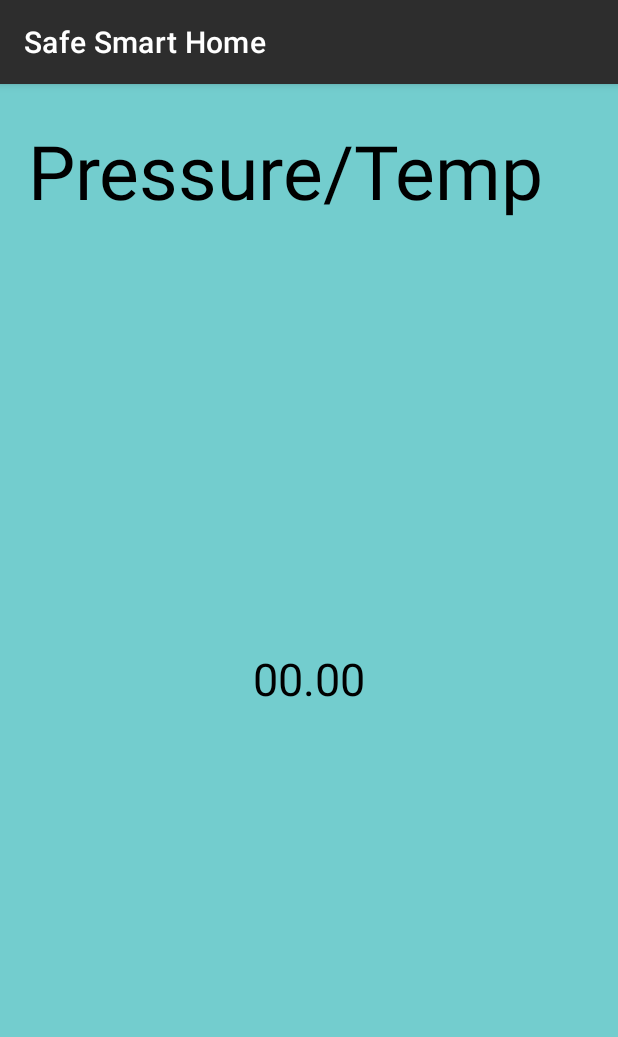
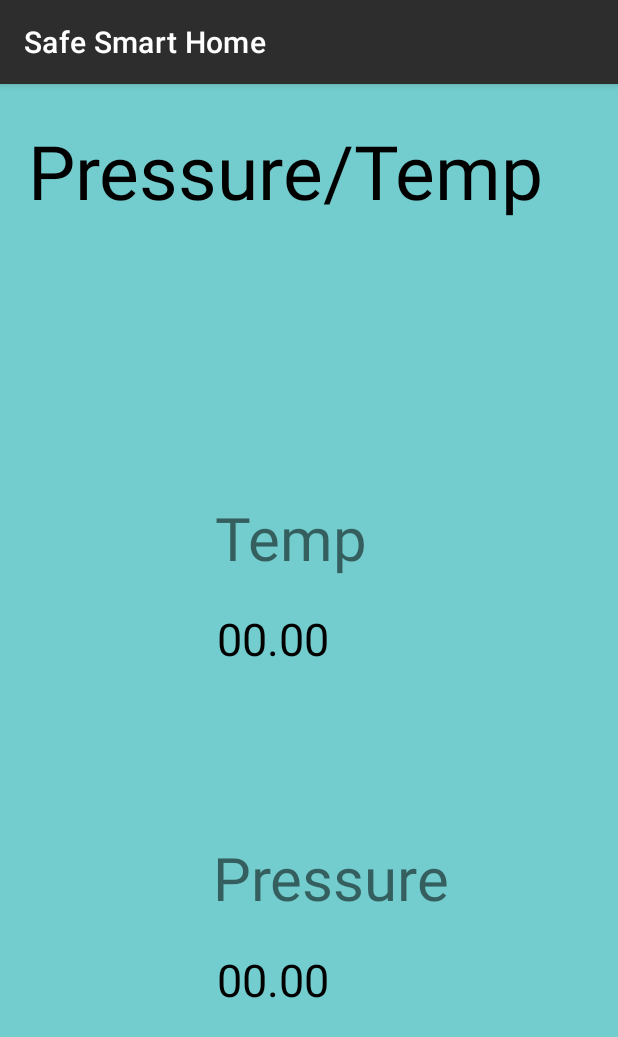
Before and after one commit to ETS-Android5/SAFESMARTHOME, an Android app: the Pressure_Temp screen opened directly, with no data from a screen before it, on a phone screen of 412 x 824 dp. Shown: the top 1037 px of the screen. Run offline under Robolectric (Android 15) with nearby library versions, the phone set to English and light mode, and no system bars; our stand-ins replace Firebase (no records; nobody signed in at launch, a user with empty details on screens opened directly); Roboto replaces fonts that are not available here.

```diff
--- a/SMARTHOME/src/main/java/ca/team/safe/smart/home/it/safe/smart/home/ui/main/Pressure_Temp.java
+++ b/SMARTHOME/src/main/java/ca/team/safe/smart/home/it/safe/smart/home/ui/main/Pressure_Temp.java
@@ -25,21 +25,24 @@ import ca.team.safe.smart.home.it.safe.smart.home.R;
 public class Pressure_Temp  extends AppCompatActivity {
     View view;
     TextView Dis;
+    TextView Per;
 
     @Override
     protected void onCreate(Bundle savedInstanceState) {
         super.onCreate(savedInstanceState);
         setContentView(R.layout.activity_pressure_temp);
         Dis = findViewById(R.id.Dis);
+        Per = findViewById(R.id.txtPressure);
         FirebaseApp.initializeApp(this);
-        getCustomerAddress();
+        getTemp();
+        getPress();
     }
 
 
 
-    public void getCustomerAddress() {
+    public void getTemp() {
 
-        DatabaseReference myRef = FirebaseDatabase.getInstance().getReference("BME280");
+        DatabaseReference myRef = FirebaseDatabase.getInstance().getReference("Temp");
         myRef.addValueEventListener(new ValueEventListener() {
             @Override
             public void onDataChange(@NonNull DataSnapshot snapshot) {
@@ -83,4 +86,52 @@ public class Pressure_Temp  extends AppCompatActivity {
             }
         });
     }
+
+
+    public void getPress() {
+
+        DatabaseReference myRef = FirebaseDatabase.getInstance().getReference("Pressure");
+        myRef.addValueEventListener(new ValueEventListener() {
+            @Override
+            public void onDataChange(@NonNull DataSnapshot snapshot) {
+                //getting values on hashmap from firebase in random order
+                List<String> d1 = new ArrayList<>();
+                String value;
+                //getting values from firebase , setting on array list
+                for(DataSnapshot postSnapshot : snapshot.getChildren()) {
+                    //get value one by one in "value" variable
+                    //  value=String.valueOf(postSnapshot.getValue());
+                    value="Temp= "+String.valueOf(postSnapshot.getValue());
+                   // value=value+" , Pressure = "+postSnapshot.getValue();
+
+                    if (!value.contains("null"))
+                        d1.add(value);
+                }
+                try {
+                    if (d1.size()>0)
+                    {
+                        final int[] i = {0};
+                        new CountDownTimer(1000*d1.size(), 1000) {
+                            public void onTick(long millisUntilFinished) {
+                                Per.setText(" "+d1.get(i[0]));
+                                i[0]++;
+                            }
+
+                            public void onFinish() {
+
+                            }
+
+                        }.start();
+
+                    }
+
+                }catch (Exception e){}
+
+            }
+
+            @Override
+            public void onCancelled(@NonNull DatabaseError error) {
+            }
+        });
+    }
 }
--- a/SMARTHOME/src/main/res/layout/activity_help.xml
+++ b/SMARTHOME/src/main/res/layout/activity_help.xml
@@ -5,7 +5,7 @@
     android:layout_width="match_parent"
     android:layout_height="match_parent"
     android:padding="20dp"
-    android:background="#F5F5DC"
+    android:background="@drawable/background"
     tools:context=".HelpActivity">
 
     <TextView
--- a/SMARTHOME/src/main/res/layout/activity_pressure_temp.xml
+++ b/SMARTHOME/src/main/res/layout/activity_pressure_temp.xml
@@ -14,29 +14,30 @@
         android:layout_width="wrap_content"
         android:layout_height="wrap_content"
         android:text="00.00"
+        android:textColor="@color/black"
         android:textSize="30dp"
-        android:textColor="@color/black"
         app:layout_constraintBottom_toBottomOf="parent"
         app:layout_constraintEnd_toEndOf="parent"
+        app:layout_constraintHorizontal_bias="0.419"
         app:layout_constraintStart_toStartOf="parent"
         app:layout_constraintTop_toTopOf="parent"
-        app:layout_constraintVertical_bias="0.518" />
+        app:layout_constraintVertical_bias="0.479" />
 
     <LinearLayout
+        android:id="@+id/linearLayout2"
         android:layout_width="match_parent"
+        android:layout_height="wrap_content"
         app:layout_constraintEnd_toEndOf="parent"
         app:layout_constraintStart_toStartOf="parent"
-        app:layout_constraintTop_toBottomOf="@+id/t"
-        android:layout_height="wrap_content"
-        >
+        app:layout_constraintTop_toBottomOf="@+id/t">
+
         <ListView
             android:id="@+id/listView"
             android:layout_width="match_parent"
             android:layout_height="wrap_content"
             android:layout_marginTop="50dp"
             android:layout_marginBottom="50dp"
-        android:elevation="1dp"
-        />
+            android:elevation="1dp" />
 
     </LinearLayout>
 
@@ -52,4 +53,44 @@
         app:layout_constraintHorizontal_bias="1.0"
         app:layout_constraintStart_toStartOf="parent"
         app:layout_constraintTop_toTopOf="parent" />
+
+    <TextView
+        android:id="@+id/textView7"
+        android:layout_width="wrap_content"
+        android:layout_height="wrap_content"
+        android:text="Temp"
+        android:textSize="40dp"
+        app:layout_constraintBottom_toBottomOf="parent"
+        app:layout_constraintEnd_toEndOf="parent"
+        app:layout_constraintHorizontal_bias="0.458"
+        app:layout_constraintStart_toStartOf="parent"
+        app:layout_constraintTop_toTopOf="parent"
+        app:layout_constraintVertical_bias="0.379" />
+
+    <TextView
+        android:id="@+id/textView8"
+        android:layout_width="wrap_content"
+        android:layout_height="wrap_content"
+        android:text="Pressure"
+        android:textSize="40dp"
+        app:layout_constraintBottom_toBottomOf="parent"
+        app:layout_constraintEnd_toEndOf="parent"
+        app:layout_constraintHorizontal_bias="0.569"
+        app:layout_constraintStart_toStartOf="parent"
+        app:layout_constraintTop_toTopOf="parent"
+        app:layout_constraintVertical_bias="0.715" />
+
+    <TextView
+        android:id="@+id/txtPressure"
+        android:layout_width="wrap_content"
+        android:layout_height="wrap_content"
+        android:text="00.00"
+        android:textColor="@color/black"
+        android:textSize="30dp"
+        app:layout_constraintBottom_toBottomOf="parent"
+        app:layout_constraintEnd_toEndOf="parent"
+        app:layout_constraintHorizontal_bias="0.419"
+        app:layout_constraintStart_toStartOf="parent"
+        app:layout_constraintTop_toTopOf="parent"
+        app:layout_constraintVertical_bias="0.81" />
 </androidx.constraintlayout.widget.ConstraintLayout>
--- a/SMARTHOME/src/main/res/layout/fragment_address.xml
+++ b/SMARTHOME/src/main/res/layout/fragment_address.xml
@@ -4,7 +4,7 @@
     xmlns:tools="http://schemas.android.com/tools"
     android:layout_width="match_parent"
     android:layout_height="match_parent"
-    android:background="@drawable/green"
+    android:background="@drawable/background"
     tools:context=".ControlFragment">
 
     <com.google.android.material.floatingactionbutton.FloatingActionButton
@@ -27,7 +27,7 @@
         android:fontFamily="sans-serif-light"
         android:text="@string/customer_address"
         android:textAlignment="center"
-        android:textColor="@android:color/white"
+        android:textColor="@android:color/black"
         android:textColorHint="@android:color/black"
         android:textSize="42sp"
         android:textStyle="bold"
--- a/SMARTHOME/src/main/res/layout/fragment_control.xml
+++ b/SMARTHOME/src/main/res/layout/fragment_control.xml
@@ -5,7 +5,7 @@
     xmlns:tools="http://schemas.android.com/tools"
     android:layout_width="match_parent"
     android:layout_height="match_parent"
-    android:background="@drawable/gradient3"
+    android:background="@drawable/background"
     tools:context=".ControlFragment">
 
     <com.google.android.material.floatingactionbutton.FloatingActionButton
@@ -20,7 +20,7 @@
     <androidx.constraintlayout.widget.ConstraintLayout
         android:layout_width="match_parent"
         android:layout_height="match_parent"
-        android:background="@drawable/gradient3"
+        android:background="@drawable/background"
         app:layout_constraintBottom_toBottomOf="parent"
         app:layout_constraintEnd_toEndOf="parent"
         app:layout_constraintStart_toStartOf="parent"
--- a/SMARTHOME/src/main/res/layout/fragment_fire.xml
+++ b/SMARTHOME/src/main/res/layout/fragment_fire.xml
@@ -5,7 +5,7 @@
     android:id="@+id/fire_page_id"
     android:layout_width="match_parent"
     android:layout_height="match_parent"
-    android:background="@drawable/gradient2"
+    android:background="@drawable/background"
     tools:context=".FireFragment">
 
 
--- a/SMARTHOME/src/main/res/layout/fragment_review.xml
+++ b/SMARTHOME/src/main/res/layout/fragment_review.xml
@@ -5,6 +5,7 @@
     android:layout_width="match_parent"
     android:layout_height="match_parent"
     android:id="@+id/fragmentReview"
+    android:background="@drawable/background"
     tools:context=".ReviewFragment">
 
     <com.google.android.material.floatingactionbutton.FloatingActionButton
--- a/SMARTHOME/src/main/res/layout/fragment_status.xml
+++ b/SMARTHOME/src/main/res/layout/fragment_status.xml
@@ -4,7 +4,7 @@
     android:layout_width="match_parent"
     android:layout_height="match_parent"
     xmlns:app="http://schemas.android.com/apk/res-auto"
-    android:background="@color/black"
+    android:background="@drawable/background"
     tools:context=".StatusFragment">
 
     <LinearLayout
@@ -16,7 +16,7 @@
             android:layout_width="218dp"
             android:layout_height="match_parent"
             android:text="@string/tab_text_3"
-            android:textColor="@color/white"
+            android:textColor="@color/black"
             android:textSize="25sp"
             android:textAlignment="center"/>
 
```
Also changed, not shown: 6 other files. Lines whose indentation alone changed are shown as unchanged.
